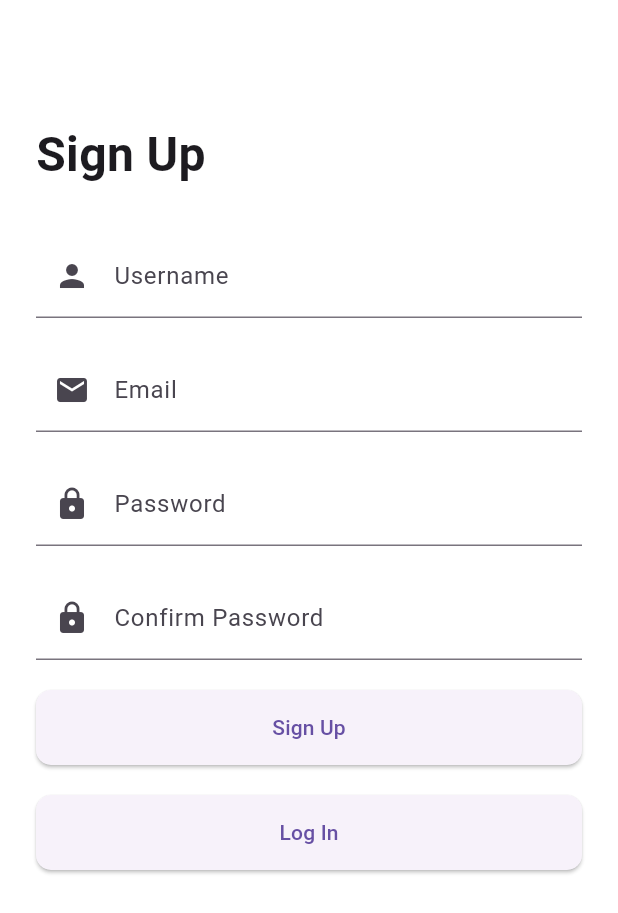
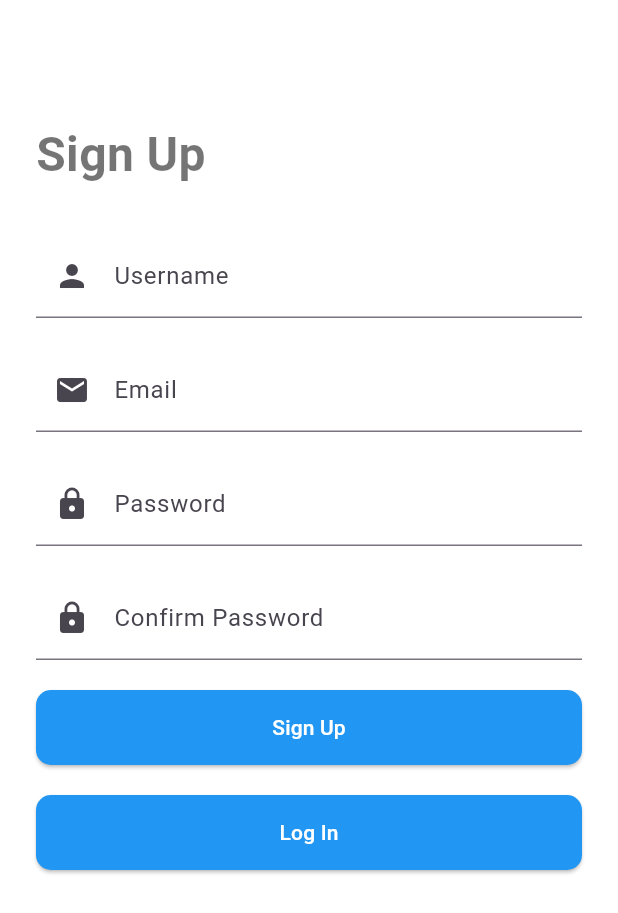
Before and after one commit to niranjandahal/CBDC-app, a Flutter app: the screen it shows after launch, after a tap on "Sign Up", on a phone screen of 412 x 824 dp. Shown: the top 913 px of the screen. Run offline on Flutter 3.47's test engine with Material 3 defaults, Android fonts, the phone set to English and light mode, and no system bars; our stand-ins replace persistent_bottom_nav_bar, pinput, qr_flutter, shared_preferences; missing offline and left inert: qr_code_scanner_plus.

Commit message:
er resolve

```diff
--- a/lib/main.dart
+++ b/lib/main.dart
@@ -1,103 +1,103 @@
-// import 'package:cbdc/authentication/auth.dart';
-// import 'package:cbdc/provider/userprovider.dart';
-// import 'package:flutter/material.dart';
-// import 'package:provider/provider.dart';
-// import 'package:cbdc/provider/theme_provider.dart';
-// import 'package:cbdc/themes/app_theme.dart';
+import 'package:cbdc/authentication/auth.dart';
+import 'package:cbdc/provider/userprovider.dart';
+import 'package:flutter/material.dart';
+import 'package:provider/provider.dart';
+import 'package:cbdc/provider/theme_provider.dart';
+import 'package:cbdc/themes/app_theme.dart';
 
-// void main() async {
-//   WidgetsFlutterBinding.ensureInitialized();
-//   runApp(MultiProvider(
-//     providers: [
-//       ChangeNotifierProvider(create: (context) => ThemeProvider()),
-//       ChangeNotifierProvider(create: (context) => UserProvider()),
-//     ],
-//     child: CBDCApp(),
-//   ));
-// }
+void main() async {
+  WidgetsFlutterBinding.ensureInitialized();
+  runApp(MultiProvider(
+    providers: [
+      ChangeNotifierProvider(create: (context) => ThemeProvider()),
+      ChangeNotifierProvider(create: (context) => UserProvider()),
+    ],
+    child: CBDCApp(),
+  ));
+}
 
-// class CBDCApp extends StatelessWidget {
-//   @override
-//   Widget build(BuildContext context) {
-//     return ChangeNotifierProvider(
-//       create: (context) => ThemeProvider(),
-//       child: Builder(
-//         builder: (context) {
-//           final themeProvider = Provider.of<ThemeProvider>(context);
-//           return MaterialApp(
-//             debugShowCheckedModeBanner: false,
-//             title: 'CBDC App',
-//             builder: (context, child) {
-//               return ForcedMobileView(child: child!);
-//             },
-//             theme: themeProvider.isDarkMode
-//                 ? AppTheme.darkTheme
-//                 : AppTheme.lightTheme,
-//             home: const AuthHandler(),
-//           );
-//         },
-//       ),
-//     );
-//   }
-// }
+class CBDCApp extends StatelessWidget {
+  @override
+  Widget build(BuildContext context) {
+    return ChangeNotifierProvider(
+      create: (context) => ThemeProvider(),
+      child: Builder(
+        builder: (context) {
+          final themeProvider = Provider.of<ThemeProvider>(context);
+          return MaterialApp(
+            debugShowCheckedModeBanner: false,
+            title: 'CBDC App',
+            builder: (context, child) {
+              return ForcedMobileView(child: child!);
+            },
+            theme: themeProvider.isDarkMode
+                ? AppTheme.darkTheme
+                : AppTheme.lightTheme,
+            home: const AuthHandler(),
+          );
+        },
+      ),
+    );
+  }
+}
 
-// class ForcedMobileView extends StatelessWidget {
-//   final Widget child;
+class ForcedMobileView extends StatelessWidget {
+  final Widget child;
 
-//   const ForcedMobileView({super.key, required this.child});
+  const ForcedMobileView({super.key, required this.child});
 
-//   @override
-//   Widget build(BuildContext context) {
-//     const double mobileWidth = 420;
-//     const double mobileHeight = 900;
+  @override
+  Widget build(BuildContext context) {
+    const double mobileWidth = 420;
+    const double mobileHeight = 900;
 
-//     final screenWidth = MediaQuery.of(context).size.width;
-//     final screenHeight = MediaQuery.of(context).size.height;
+    final screenWidth = MediaQuery.of(context).size.width;
+    final screenHeight = MediaQuery.of(context).size.height;
 
-//     if (screenWidth > mobileWidth || screenHeight > mobileHeight) {
-//       return Column(
-//         children: [
-//           const Text(
-//             'Zoom out your browser to view the full screen.',
-//             textAlign: TextAlign.center,
-//             style: TextStyle(fontSize: 16, color: Colors.black),
-//           ),
-//           const Text(
-//             'some feature might not work while trying to forcefully show application on web ',
-//             textAlign: TextAlign.center,
-//             style: TextStyle(fontSize: 16, color: Colors.black),
-//           ),
-//           const SizedBox(height: 20),
-//           Center(
-//             child: Container(
-//               width: mobileWidth,
-//               height: mobileHeight,
-//               decoration: BoxDecoration(
-//                 border: Border.all(color: Colors.black, width: 2),
-//                 borderRadius: BorderRadius.circular(16),
-//                 boxShadow: [
-//                   BoxShadow(
-//                       color: Colors.grey.withOpacity(0.5), blurRadius: 10),
-//                 ],
-//               ),
-//               child: MediaQuery(
-//                 data: MediaQueryData(
-//                   size: const Size(mobileWidth, mobileHeight),
-//                   devicePixelRatio: MediaQuery.of(context).devicePixelRatio,
-//                   padding: MediaQuery.of(context).padding,
-//                   viewInsets: MediaQuery.of(context).viewInsets,
-//                 ),
-//                 child: child,
-//               ),
-//             ),
-//           ),
-//         ],
-//       );
-//     }
+    if (screenWidth > mobileWidth || screenHeight > mobileHeight) {
+      return Column(
+        children: [
+          const Text(
+            'Zoom out your browser to view the full screen.',
+            textAlign: TextAlign.center,
+            style: TextStyle(fontSize: 16, color: Colors.black),
+          ),
+          const Text(
+            'some feature might not work while trying to forcefully show application on web ',
+            textAlign: TextAlign.center,
+            style: TextStyle(fontSize: 16, color: Colors.black),
+          ),
+          const SizedBox(height: 20),
+          Center(
+            child: Container(
+              width: mobileWidth,
+              height: mobileHeight,
+              decoration: BoxDecoration(
+                border: Border.all(color: Colors.black, width: 2),
+                borderRadius: BorderRadius.circular(16),
+                boxShadow: [
+                  BoxShadow(
+                      color: Colors.grey.withOpacity(0.5), blurRadius: 10),
+                ],
+              ),
+              child: MediaQuery(
+                data: MediaQueryData(
+                  size: const Size(mobileWidth, mobileHeight),
+                  devicePixelRatio: MediaQuery.of(context).devicePixelRatio,
+                  padding: MediaQuery.of(context).padding,
+                  viewInsets: MediaQuery.of(context).viewInsets,
+                ),
+                child: child,
+              ),
+            ),
+          ),
+        ],
+      );
+    }
 
-//     return child;
-//   }
-// }
+    return child;
+  }
+}
 
 
 
@@ -108,45 +108,45 @@
 
 
 
-import 'package:cbdc/authentication/auth.dart';
-import 'package:cbdc/provider/theme_provider.dart';
-import 'package:cbdc/provider/userprovider.dart';
-import 'package:device_preview/device_preview.dart';
-import 'package:flutter/material.dart';
-import 'package:provider/provider.dart';
+// import 'package:cbdc/authentication/auth.dart';
+// import 'package:cbdc/provider/theme_provider.dart';
+// import 'package:cbdc/provider/userprovider.dart';
+// import 'package:device_preview/device_preview.dart';
+// import 'package:flutter/material.dart';
+// import 'package:provider/provider.dart';
 
-void main() {
-  runApp(MyAppWrapper());
-}
+// void main() {
+//   runApp(MyAppWrapper());
+// }
 
-class MyAppWrapper extends StatelessWidget {
-  @override
-  Widget build(BuildContext context) {
-    return MultiProvider(
-      providers: [
-        ChangeNotifierProvider(create: (context) => ThemeProvider()),
-        ChangeNotifierProvider(create: (context) => UserProvider()),
-      ],
-      child: MyApp(),
-    );
-  }
-}
+// class MyAppWrapper extends StatelessWidget {
+//   @override
+//   Widget build(BuildContext context) {
+//     return MultiProvider(
+//       providers: [
+//         ChangeNotifierProvider(create: (context) => ThemeProvider()),
+//         ChangeNotifierProvider(create: (context) => UserProvider()),
+//       ],
+//       child: MyApp(),
+//     );
+//   }
+// }
 
-class MyApp extends StatelessWidget {
-  @override
-  Widget build(BuildContext context) {
-    return DevicePreview(
-      enabled: true,
-      builder: (context) => MaterialApp(
-        useInheritedMediaQuery: true,
-        locale: DevicePreview.locale(context),
-        builder: (context, child) {
-          return DevicePreview.appBuilder(context, child);
-        },
-        theme: ThemeData.light(),
-        darkTheme: ThemeData.dark(),
-        home: const AuthHandler(),
-      ),
-    );
-  }
-}
+// class MyApp extends StatelessWidget {
+//   @override
+//   Widget build(BuildContext context) {
+//     return DevicePreview(
+//       enabled: true,
+//       builder: (context) => MaterialApp(
+//         useInheritedMediaQuery: true,
+//         locale: DevicePreview.locale(context),
+//         builder: (context, child) {
+//           return DevicePreview.appBuilder(context, child);
+//         },
+//         theme: ThemeData.light(),
+//         darkTheme: ThemeData.dark(),
+//         home: const AuthHandler(),
+//       ),
+//     );
+//   }
+// }
```
